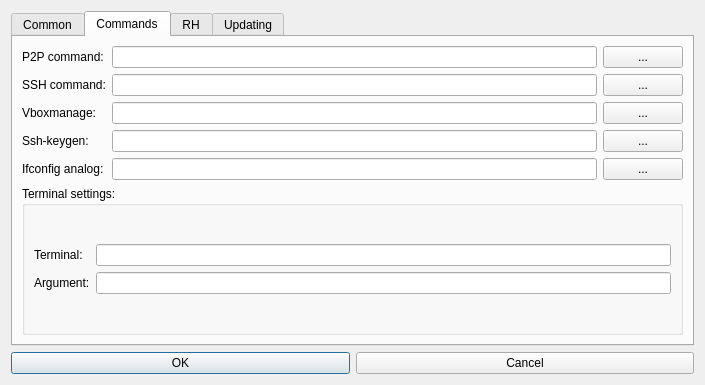
Above: hub/forms/DlgSettings.ui from subutai-io/control-center before the change. Below: the same form after it.
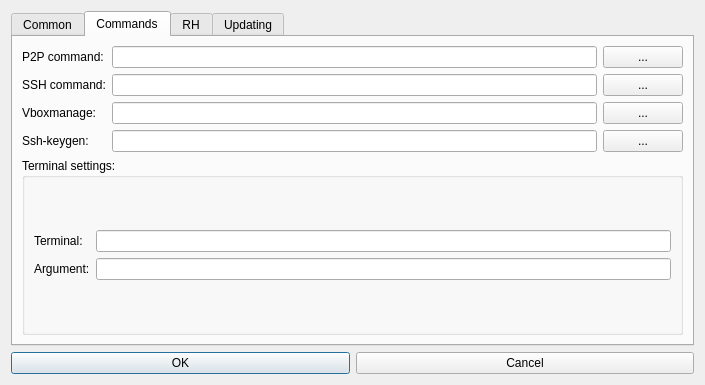
That is the form after the change. The open tabs and pages were chosen to show the change. Icons and pictures are not drawn.

Commit message: removed ifconfig analog from settings #279

```diff
--- a/hub/forms/DlgSettings.ui
+++ b/hub/forms/DlgSettings.ui
@@ -240,7 +240,7 @@
            <item row="0" column="1">
             <widget class="QLineEdit" name="le_p2p_command"/>
            </item>
-           <item row="5" column="0" colspan="3">
+           <item row="4" column="0" colspan="3">
             <widget class="QGroupBox" name="gb_terminal_settings">
              <property name="title">
               <string>Terminal settings:</string>
@@ -324,23 +324,6 @@
              </property>
             </widget>
            </item>
-           <item row="4" column="0">
-            <widget class="QLabel" name="lbl_ip_addr_cmd">
-             <property name="text">
-              <string>Ifconfig analog:</string>
-             </property>
-            </widget>
-           </item>
-           <item row="4" column="1">
-            <widget class="QLineEdit" name="le_ip_addr_cmd"/>
-           </item>
-           <item row="4" column="2">
-            <widget class="QPushButton" name="btn_ip_addr_cmd">
-             <property name="text">
-              <string>...</string>
-             </property>
-            </widget>
-           </item>
           </layout>
          </item>
         </layout>
```
Left out of the diff: 20 changed lines with no effect on the pictures. The commit also changes 6 other files.
